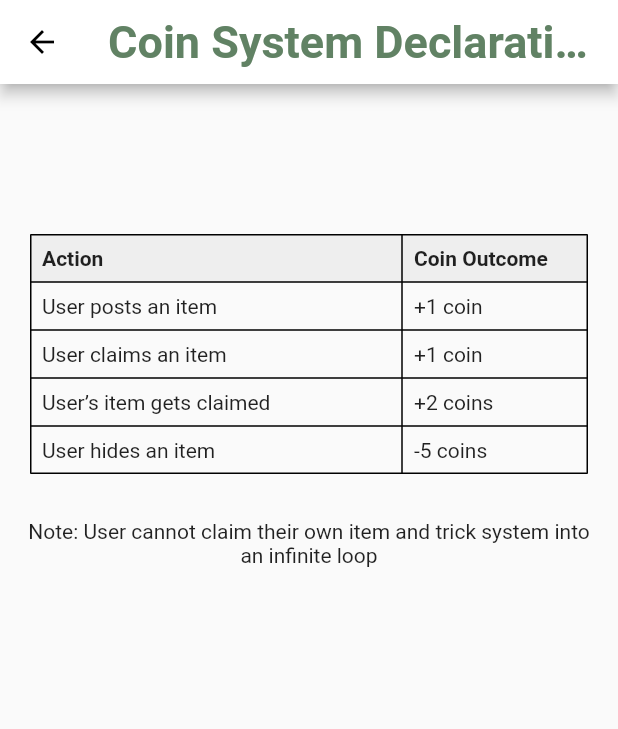
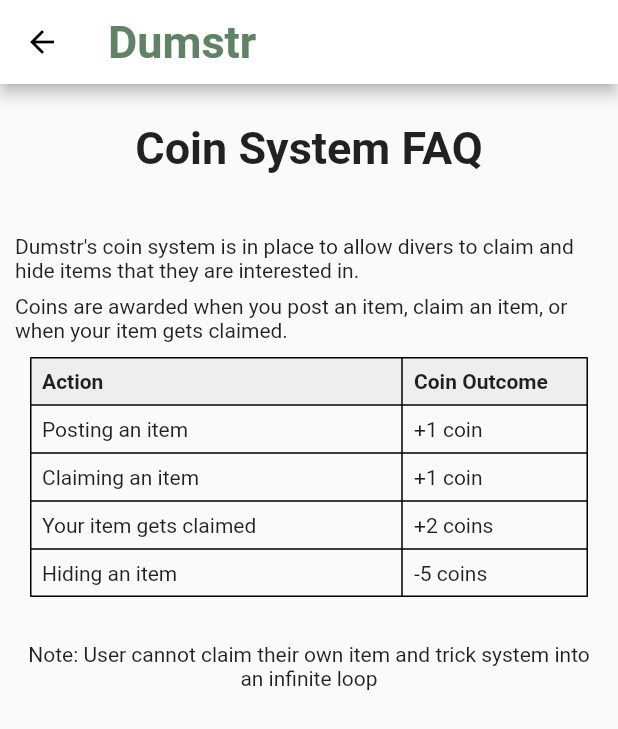
Before and after one commit to willDDDD/dumstr, a Flutter app: the CoinSystemHelpPage screen opened by its route, on a phone screen of 412 x 824 dp. Shown: the top 729 px of the screen. Run offline on Flutter 3.47's test engine with Material 2 defaults, Android fonts, the phone set to English and light mode, and no system bars; our stand-ins replace google_maps_flutter, image_picker, timer_count_down; network calls fail.

Commit message:
made coin page more pretty

```diff
--- a/dumpstr_app/assets/data.json
+++ b/dumpstr_app/assets/data.json
@@ -1,5 +1,4 @@
-[
-  {
+[  {
   "id": 0,
   "image": "assets/chair.png",
   "itemName": "Wooden Chair",
--- a/dumpstr_app/lib/components/coin_system_help_page.dart
+++ b/dumpstr_app/lib/components/coin_system_help_page.dart
@@ -5,14 +5,44 @@
   Widget build(BuildContext context) {
     return Scaffold(
       appBar: AppBar(
-        title: Text("Coin System Declaration Page"),
+        title: Text("Dumstr"),
       ),
       body: SingleChildScrollView(
         child: Column(
           children: <Widget>[
-            SizedBox(height: 100), // space at the top
+            SizedBox(height: 25),
+            Text(
+              "Coin System FAQ",
+              style: TextStyle(
+                fontSize: 30,
+                fontWeight: FontWeight.bold,
+              ),
+            ),
+            SizedBox(height: 30), // space at the top
+            // Text("Dumstr's coin system is in place to allow divers to claim and hide items that they are interested in."),
+            //    Text("Coins are awarded when you post an item, claim an item or when your item gets claimed."),
             Padding(
-              padding: const EdgeInsets.symmetric(horizontal:20), // Adds horizontal padding
+              padding:
+                  EdgeInsets.all(10.0), // Adjust the padding value as needed
+              child: Column(
+                children: [
+                  Text(
+                    "Dumstr's coin system is in place to allow divers to claim and hide items that they are interested in.",
+                    // Add your TextStyle here if needed
+                  ),
+                  SizedBox(
+                      height:
+                          8), // Add some vertical space between the texts if necessary
+                  Text(
+                    "Coins are awarded when you post an item, claim an item, or when your item gets claimed.",
+                    // Add your TextStyle here if needed
+                  ),
+                ],
+              ),
+            ),
+            Padding(
+              padding: const EdgeInsets.symmetric(
+                  horizontal: 20), // Adds horizontal padding
               child: Table(
                 border: TableBorder.all(),
                 columnWidths: const {
@@ -44,7 +74,7 @@
                   TableRow(children: [
                     Padding(
                       padding: EdgeInsets.all(8.0),
-                      child: Text('User posts an item'),
+                      child: Text('Posting an item'),
                     ),
                     Padding(
                       padding: EdgeInsets.all(8.0),
@@ -54,7 +84,7 @@
                   TableRow(children: [
                     Padding(
                       padding: EdgeInsets.all(8.0),
-                      child: Text('User claims an item'),
+                      child: Text('Claiming an item'),
                     ),
                     Padding(
                       padding: EdgeInsets.all(8.0),
@@ -64,7 +94,7 @@
                   TableRow(children: [
                     Padding(
                       padding: EdgeInsets.all(8.0),
-                      child: Text('User’s item gets claimed'),
+                      child: Text('Your item gets claimed'),
                     ),
                     Padding(
                       padding: EdgeInsets.all(8.0),
@@ -74,7 +104,7 @@
                   TableRow(children: [
                     Padding(
                       padding: EdgeInsets.all(8.0),
-                      child: Text('User hides an item'),
+                      child: Text('Hiding an item'),
                     ),
                     Padding(
                       padding: EdgeInsets.all(8.0),
```
Also changed, not shown: dumpstr_app/assets/desk2.jpeg (added). Lines whose indentation alone changed are shown as unchanged.
